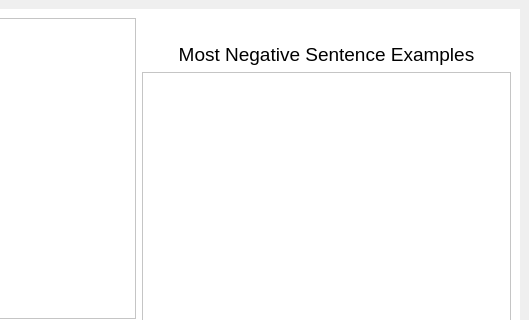
First picture: the form in src/pyqt/uiFiles/metrics.ui, repository gerardpslowey/eMot, before the edit; both pictures show x 621 to 1150 and y 0 to 320 of the 1150 by 746 pixel window.
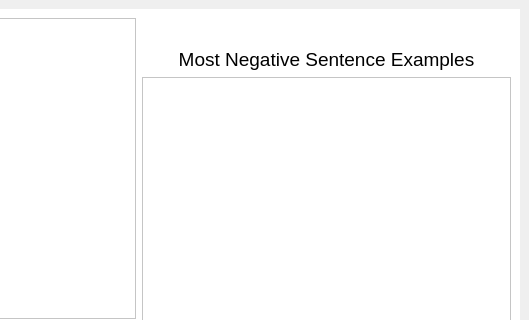
Second picture: the form after the edit. The open tabs and pages were chosen to show the change. Icons and pictures are not drawn. Custom widgets are drawn as their Qt base class.

Commit message: more json testing, gui text size incr, text output

The edit to the form file:
```diff
--- a/src/pyqt/uiFiles/metrics.ui
+++ b/src/pyqt/uiFiles/metrics.ui
@@ -230,7 +230,7 @@
             <item>
              <layout class="QVBoxLayout" name="page2TextLayout" stretch="0,0">
               <property name="topMargin">
-               <number>25</number>
+               <number>30</number>
               </property>
               <item>
                <layout class="QVBoxLayout" name="verticalLayout_21">
@@ -267,7 +267,7 @@
                      <x>0</x>
                      <y>0</y>
                      <width>362</width>
-                     <height>504</height>
+                     <height>499</height>
                     </rect>
                    </property>
                    <layout class="QVBoxLayout" name="verticalLayout_25">
@@ -275,7 +275,7 @@
                      <widget class="QLabel" name="negativeSentEdit">
                       <property name="font">
                        <font>
-                        <pointsize>9</pointsize>
+                        <pointsize>10</pointsize>
                        </font>
                       </property>
                       <property name="statusTip">
```
Left out of the diff: 4 changed lines with no effect on the pictures. The commit also changes 6 other files.
